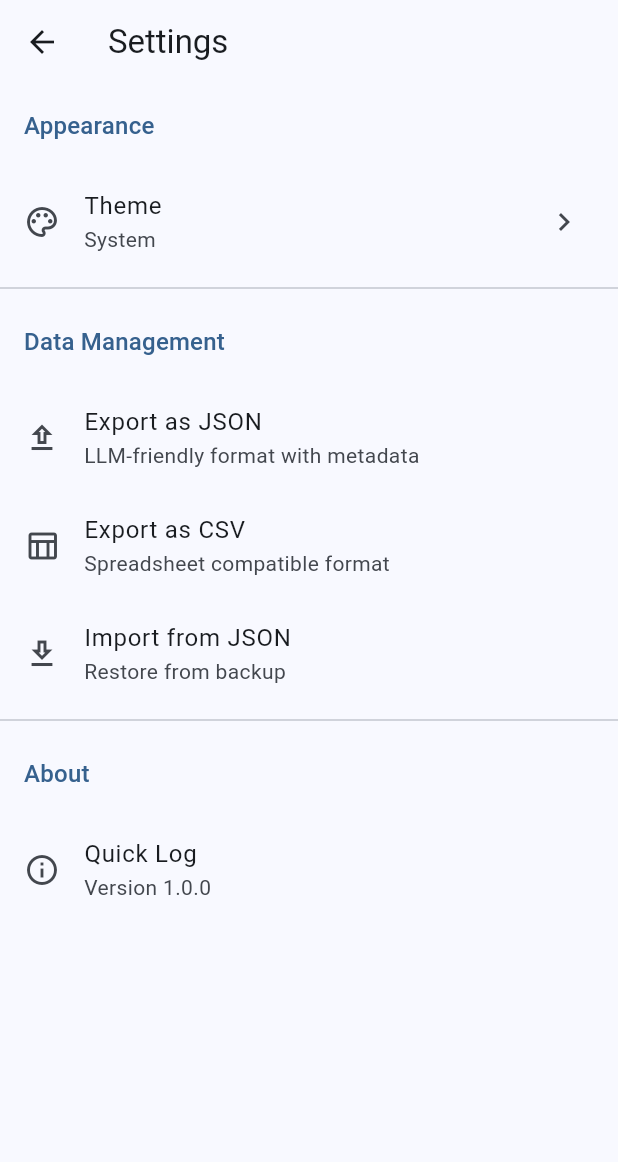
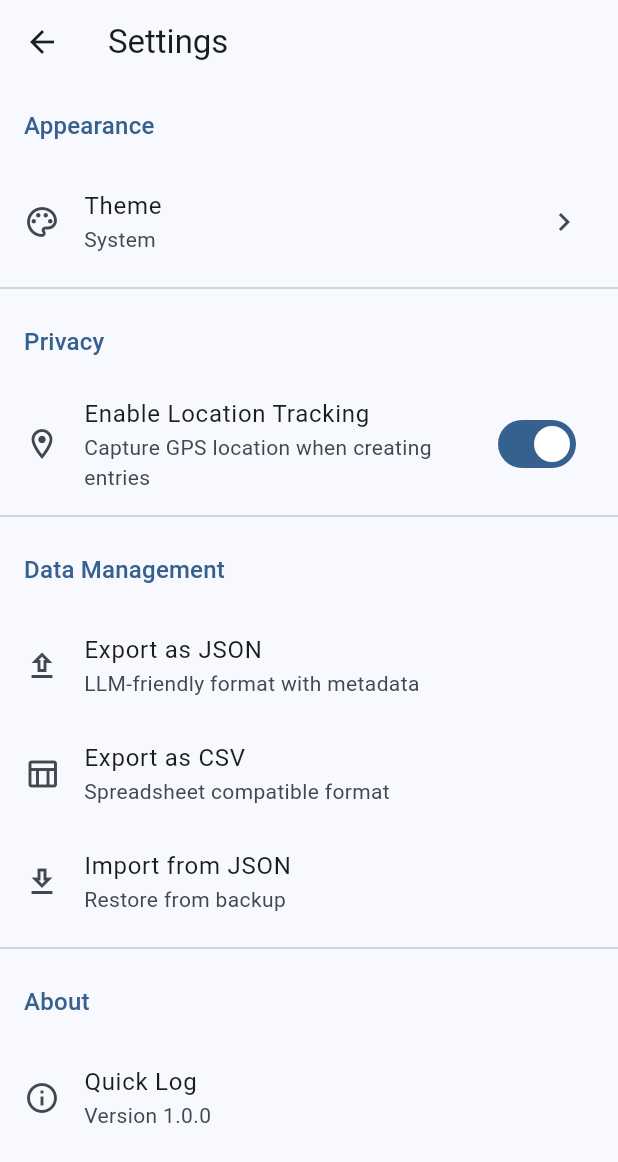
Before and after one commit to cmwen/quick-log-app, a Flutter app: the screen it shows after launch, after a tap on the "settings" icon, on a phone screen of 412 x 824 dp. Shown: the top 1162 px of the screen. Run offline on Flutter 3.47's test engine with Material 3 defaults, Android fonts, the phone set to English and light mode, and no system bars; our stand-ins replace file_picker, flutter_map, geocoding, geolocator, latlong2, share_plus and 2 more; accounts and stored records are empty.

Commit message:
Add location toggle feature with persistence
Co-authored-by: cmwen <12928967+cmwen@users.noreply.github.com>

```diff
--- a/lib/main.dart
+++ b/lib/main.dart
@@ -1,12 +1,16 @@
 import 'package:flutter/material.dart';
 import 'package:provider/provider.dart';
 import 'package:quick_log_app/providers/theme_provider.dart';
+import 'package:quick_log_app/providers/settings_provider.dart';
 import 'package:quick_log_app/screens/main_screen.dart';
 
 void main() {
   runApp(
-    ChangeNotifierProvider(
-      create: (_) => ThemeProvider(),
+    MultiProvider(
+      providers: [
+        ChangeNotifierProvider(create: (_) => ThemeProvider()),
+        ChangeNotifierProvider(create: (_) => SettingsProvider()),
+      ],
       child: const QuickLogApp(),
     ),
   );
--- /dev/null
+++ b/lib/providers/settings_provider.dart
@@ -0,0 +1,27 @@
+import 'package:flutter/material.dart';
+import 'package:shared_preferences/shared_preferences.dart';
+
+class SettingsProvider extends ChangeNotifier {
+  static const String _locationEnabledKey = 'location_enabled';
+  bool _locationEnabled = true;
+
+  bool get locationEnabled => _locationEnabled;
+
+  SettingsProvider() {
+    _loadSettings();
+  }
+
+  Future<void> _loadSettings() async {
+    final prefs = await SharedPreferences.getInstance();
+    _locationEnabled = prefs.getBool(_locationEnabledKey) ?? true;
+    notifyListeners();
+  }
+
+  Future<void> setLocationEnabled(bool enabled) async {
+    _locationEnabled = enabled;
+    notifyListeners();
+
+    final prefs = await SharedPreferences.getInstance();
+    await prefs.setBool(_locationEnabledKey, enabled);
+  }
+}
--- a/lib/screens/main_screen.dart
+++ b/lib/screens/main_screen.dart
@@ -1,4 +1,5 @@
 import 'package:flutter/material.dart';
+import 'package:provider/provider.dart';
 import 'package:quick_log_app/models/log_entry.dart';
 import 'package:quick_log_app/models/log_tag.dart';
 import 'package:quick_log_app/data/database_helper.dart';
@@ -7,6 +8,7 @@ import 'package:quick_log_app/screens/tags_screen.dart';
 import 'package:quick_log_app/screens/map_screen.dart';
 import 'package:quick_log_app/screens/settings_screen.dart';
 import 'package:quick_log_app/widgets/tag_chip.dart';
+import 'package:quick_log_app/providers/settings_provider.dart';
 import 'package:geolocator/geolocator.dart';
 import 'package:geocoding/geocoding.dart';
 
@@ -32,7 +34,7 @@ class _MainScreenState extends State<MainScreen> {
   void initState() {
     super.initState();
     _loadTags();
-    _getCurrentLocation();
+    // Location will be fetched when needed based on settings
   }
 
   @override
@@ -61,7 +63,18 @@ class _MainScreenState extends State<MainScreen> {
     }
   }
 
-  Future<void> _getCurrentLocation() async {
+  Future<void> _getCurrentLocation({bool force = false}) async {
+    // Check if location is enabled in settings
+    final settingsProvider = Provider.of<SettingsProvider>(context, listen: false);
+    if (!settingsProvider.locationEnabled && !force) {
+      setState(() {
+        _currentPosition = null;
+        _locationLabel = null;
+        _isGettingLocation = false;
+      });
+      return;
+    }
+
     setState(() => _isGettingLocation = true);
     try {
       final permission = await Geolocator.checkPermission();
@@ -216,7 +229,8 @@ class _MainScreenState extends State<MainScreen> {
       return const Center(child: CircularProgressIndicator());
     }
 
-    return SingleChildScrollView(
+    return Consumer<SettingsProvider>(
+      builder: (context, settingsProvider, child) => SingleChildScrollView(
       padding: const EdgeInsets.all(16),
       child: Column(
         crossAxisAlignment: CrossAxisAlignment.start,
@@ -291,21 +305,28 @@ class _MainScreenState extends State<MainScreen> {
           Card(
             child: ListTile(
               leading: Icon(
-                _currentPosition != null
-                    ? Icons.location_on
-                    : Icons.location_off,
-                color: _currentPosition != null
+                settingsProvider.locationEnabled
+                    ? (_currentPosition != null ? Icons.location_on : Icons.location_searching)
+                    : Icons.location_disabled,
+                color: settingsProvider.locationEnabled && _currentPosition != null
                     ? Theme.of(context).colorScheme.primary
                     : null,
               ),
-              title: Text(_locationLabel ?? 'Location not available'),
-              subtitle: _currentPosition != null
+              title: Text(
+                settingsProvider.locationEnabled
+                    ? (_locationLabel ?? 'Location not available')
+                    : 'Location tracking disabled',
+              ),
+              subtitle: settingsProvider.locationEnabled
+                  ? (_currentPosition != null
                       ? Text(
                           'Lat: ${_currentPosition!.latitude.toStringAsFixed(4)}, '
                           'Lon: ${_currentPosition!.longitude.toStringAsFixed(4)}',
                         )
-                  : const Text('Enable location for tracking'),
-              trailing: _isGettingLocation
+                      : const Text('Tap refresh to get location'))
+                  : const Text('Enable in Settings to track location'),
+              trailing: settingsProvider.locationEnabled
+                  ? (_isGettingLocation
                       ? const SizedBox(
                           width: 24,
                           height: 24,
@@ -313,8 +334,9 @@ class _MainScreenState extends State<MainScreen> {
                         )
                       : IconButton(
                           icon: const Icon(Icons.refresh),
-                      onPressed: _getCurrentLocation,
-                    ),
+                          onPressed: () => _getCurrentLocation(force: true),
+                        ))
+                  : null,
             ),
           ),
 
@@ -330,6 +352,7 @@ class _MainScreenState extends State<MainScreen> {
             ),
           ),
         ],
+      ),
       ),
     );
   }
--- a/lib/screens/settings_screen.dart
+++ b/lib/screens/settings_screen.dart
@@ -1,6 +1,7 @@
 import 'package:flutter/material.dart';
 import 'package:provider/provider.dart';
 import 'package:quick_log_app/providers/theme_provider.dart';
+import 'package:quick_log_app/providers/settings_provider.dart';
 import 'package:quick_log_app/services/data_export_service.dart';
 
 class SettingsScreen extends StatelessWidget {
@@ -15,6 +16,8 @@ class SettingsScreen extends StatelessWidget {
       body: ListView(
         children: [
           _buildThemeSection(context),
+          const Divider(),
+          _buildPrivacySection(context),
           const Divider(),
           _buildDataSection(context),
           const Divider(),
@@ -103,6 +106,34 @@ class SettingsScreen extends StatelessWidget {
       case ThemeMode.dark:
         return 'Always use dark theme';
     }
+  }
+
+  Widget _buildPrivacySection(BuildContext context) {
+    final settingsProvider = Provider.of<SettingsProvider>(context);
+
+    return Column(
+      crossAxisAlignment: CrossAxisAlignment.start,
+      children: [
+        Padding(
+          padding: const EdgeInsets.all(16),
+          child: Text(
+            'Privacy',
+            style: Theme.of(context).textTheme.titleMedium?.copyWith(
+                  color: Theme.of(context).colorScheme.primary,
+                ),
+          ),
+        ),
+        SwitchListTile(
+          secondary: const Icon(Icons.location_on_outlined),
+          title: const Text('Enable Location Tracking'),
+          subtitle: const Text('Capture GPS location when creating entries'),
+          value: settingsProvider.locationEnabled,
+          onChanged: (value) {
+            settingsProvider.setLocationEnabled(value);
+          },
+        ),
+      ],
+    );
   }
 
   Widget _buildDataSection(BuildContext context) {
```
Lines whose indentation alone changed are shown as unchanged.
